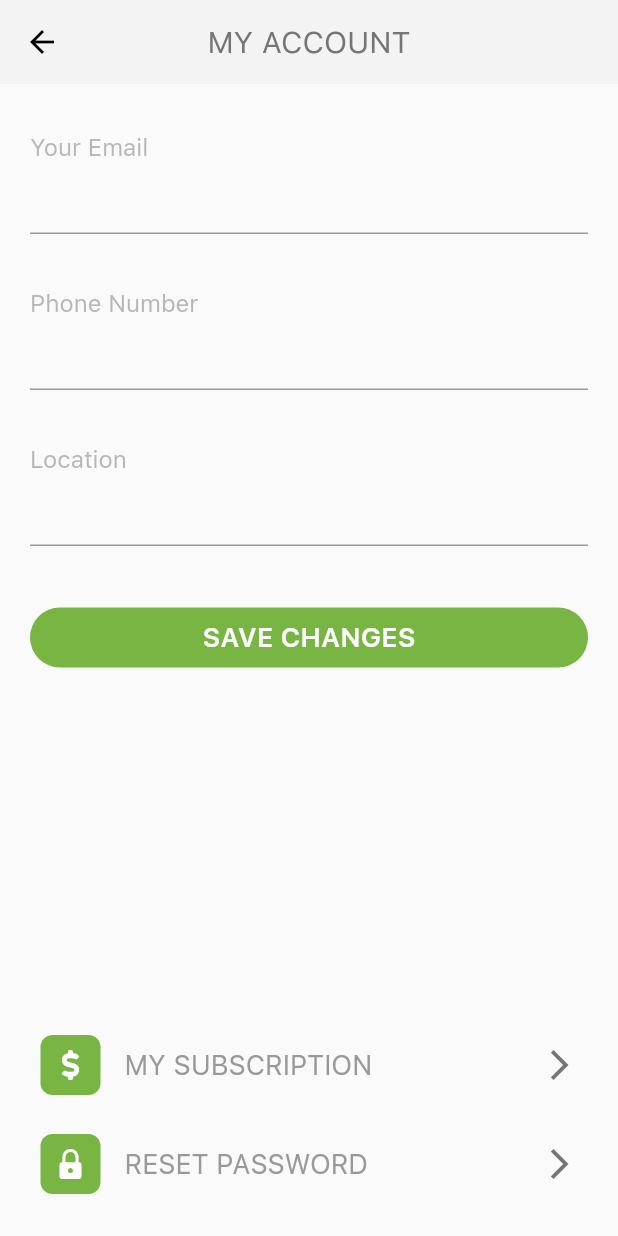
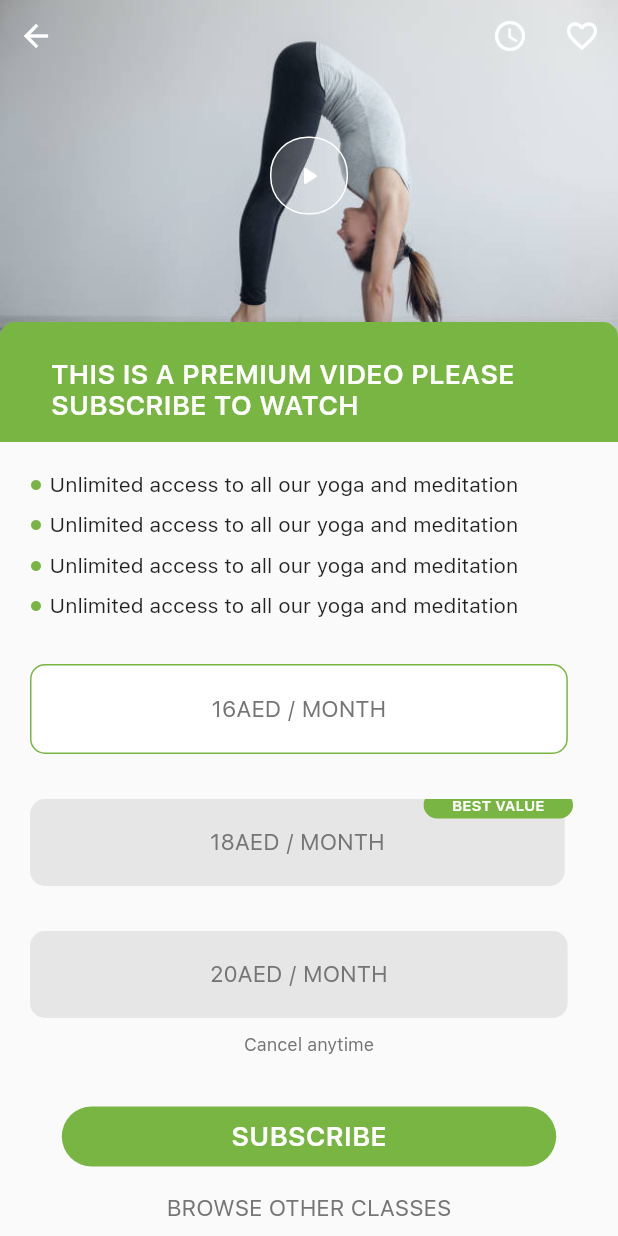
Before and after one commit to NeesargD/shala_tester, a Flutter app: the MyAccountScreen screen opened by its route, after a tap on "MY SUBSCRIPTION", on a phone screen of 412 x 824 dp. Run offline on Flutter 3.47's test engine with Material 2 defaults, Android fonts, the phone set to English and light mode, and no system bars; our stand-ins replace bloc, cached_network_image, carousel_slider, chewie, device_info_plus, dio and 12 more; missing offline and left inert: flutter_inapp_purchase; accounts and stored records are empty; network calls fail; project files that could hold a hidden picture were left out.

Commit message:
[ADD] UI screen for subscription

```diff
--- a/lib/base/utils/constants/textstyle_constants.dart
+++ b/lib/base/utils/constants/textstyle_constants.dart
@@ -143,6 +143,19 @@ class TextStyles {
     inherit: true,
     fontWeight: FontWeight.w400,
     fontSize: 20.0,
+    color: ColorRes.greyText,
+  );
+  static const TextStyle R1078 = TextStyle(
+    //10-white
+    inherit: true,
+    fontSize: 10.0,
+    color: ColorRes.primaryColor,
+  );
+  static const TextStyle L1275 = TextStyle(
+    //14-grey
+    inherit: true,
+    fontWeight: FontWeight.w400,
+    fontSize: 12.0,
     color: ColorRes.greyText,
   );
 
--- a/lib/base/utils/navigation/navigation_route_constants.dart
+++ b/lib/base/utils/navigation/navigation_route_constants.dart
@@ -17,3 +17,4 @@ const String routeSupportScreen = "routeSupportScreen";
 const String routeClassDetailsScreen = "routeClassDetailsScreen";
 const String routeProgramDetailsScreen = "routeProgramDetailsScreen";
 const String routeBreathLoader = "routeBreathLoader";
+const String routeSubscription = "routeSubscription";
--- a/lib/base/utils/navigation/navigation_utils.dart
+++ b/lib/base/utils/navigation/navigation_utils.dart
@@ -11,6 +11,7 @@ import 'package:shala_yoga/ui/dashboard/programs/program_details_screen.dart';
 import 'package:shala_yoga/ui/filter/filter_screen.dart';
 import 'package:shala_yoga/ui/setting/language/language.dart';
 import 'package:shala_yoga/ui/setting/notification/notification.dart';
+import 'package:shala_yoga/ui/setting/subscription/subscription_screen.dart';
 import 'package:shala_yoga/ui/setting/support/support_screen.dart';
 import 'package:shala_yoga/ui/widgets/breathe_loader.dart';
 import '../../../blocs/instructor_details_bloc/instructor_details_bloc.dart';
@@ -67,6 +68,10 @@ class NavigationUtils {
                   create: (context) => HomeBloc(),
                   child: HomeScreen(),
                 ));
+
+      case routeSubscription:
+        return MaterialPageRoute(
+            builder: (_) => SubscribeScreen());
       case routeInstructors:
         return MaterialPageRoute(
           builder: (_) => BlocProvider(
--- a/lib/main.dart
+++ b/lib/main.dart
@@ -4,6 +4,7 @@ import 'package:flutter/services.dart';
 import 'package:flutter_localizations/flutter_localizations.dart';
 import 'package:provider/provider.dart';
 import 'package:shala_yoga/base/utils/localization/app_language.dart';
+import 'package:shala_yoga/ui/in_app_purchase_manager.dart';
 import 'base/dependencyinjection/locator.dart';
 import 'base/utils/constants/color_constant.dart';
 import 'base/utils/localization/app_localizations.dart';
--- /dev/null
+++ b/lib/ui/in_app_purchase_manager.dart
@@ -0,0 +1,79 @@
+import 'dart:async';
+import 'dart:io';
+
+import 'package:flutter/material.dart';
+import 'package:flutter_inapp_purchase/flutter_inapp_purchase.dart';
+
+
+class InAppPurchaseManager {
+  late StreamSubscription _purchaseUpdatedSubscription;
+  late StreamSubscription _purchaseErrorSubscription;
+  late StreamSubscription _connectionSubscription;
+  static List<String> _productLists = Platform.isAndroid?  ["Android"]:["ios"];
+
+  List<IAPItem> _inAppPurchaseItems = [];
+  late int getPurchaseSubscriptionId;
+
+  //To initialize In App
+  Future<void> initSubscription() async {
+    var result = await FlutterInappPurchase.instance.initConnection;
+    print(result);
+  }
+
+  //Use for to fetch keys
+  Future<List<IAPItem>> getSubscriptionProducts() async {
+    try {
+      var subscriptionItems =
+          await FlutterInappPurchase.instance.getProducts(_productLists);
+      List<IAPItem> list3 = [];
+      subscriptionItems.forEach((e) {
+        list3.add(e);
+      });
+      return _inAppPurchaseItems = list3;
+    } catch (e) {
+      return [];
+    }
+  }
+
+  //Used for ending connection
+  Future<void> endConnection() async {
+    var result = await FlutterInappPurchase.instance.endConnection;
+    print(result);
+  }
+
+
+  // On tap of button need to pass product id
+  void requestSubscription(
+      {BuildContext? context,
+      Future<void> onPurchased(PurchasedItem purchasedItem)?,
+      String? productKey}) {
+    FlutterInappPurchase.instance.requestSubscription(productKey!);
+
+    _connectionSubscription =
+        FlutterInappPurchase.connectionUpdated.listen((connected) {
+      debugPrint('connected: $connected');
+    });
+    _purchaseUpdatedSubscription =
+        FlutterInappPurchase.purchaseUpdated.listen((productItem) {
+      debugPrint('purchase-updated: $productItem');
+      onPurchased!(productItem!);
+    });
+    _purchaseErrorSubscription =
+        FlutterInappPurchase.purchaseError.listen((purchaseError) {
+      debugPrint('purchase-error: $purchaseError');
+    });
+  }
+
+  // Fetch subscribed product
+  Future getSubscribedProducts() async {
+    var subscriptionItems =
+        await FlutterInappPurchase.instance.getSubscriptions(_productLists);
+    print(subscriptionItems);
+    List<IAPItem> list3 = [];
+
+    subscriptionItems.forEach((e) {
+      list3.add(e);
+    });
+    _inAppPurchaseItems = list3;
+  }
+}
--- a/lib/ui/setting/my_account/my_account_screen.dart
+++ b/lib/ui/setting/my_account/my_account_screen.dart
@@ -1,9 +1,13 @@
 import 'package:flutter/cupertino.dart';
 import 'package:flutter/material.dart';
+import 'package:flutter_inapp_purchase/flutter_inapp_purchase.dart';
 import 'package:shala_yoga/base/utils/constants/color_constant.dart';
 import 'package:shala_yoga/base/utils/constants/image_constant.dart';
 import 'package:shala_yoga/base/utils/constants/textstyle_constants.dart';
 import 'package:shala_yoga/base/utils/localization/app_localizations.dart';
+import 'package:shala_yoga/base/utils/navigation/navigation_route_constants.dart';
+import 'package:shala_yoga/base/utils/navigation/navigation_utils.dart';
+import 'package:shala_yoga/ui/in_app_purchase_manager.dart';
 import 'package:shala_yoga/ui/widgets/common_list_tile_widget.dart';
 import 'package:shala_yoga/ui/widgets/custom_button.dart';
 
@@ -18,28 +22,35 @@ class _MyAccountScreenState extends State<MyAccountScreen> {
   @override
   Widget build(BuildContext context) {
     return SafeArea(
-      child: Scaffold(resizeToAvoidBottomInset: false,
+      child: Scaffold(
+        resizeToAvoidBottomInset: false,
         appBar: AppBar(
           elevation: 0,
           centerTitle: true,
-          title: Text(AppLocalizations.of(context)!.translate('my_account'), style: TextStyles.L2075),
+          title: Text(AppLocalizations.of(context)!.translate('my_account'),
+              style: TextStyles.L2075),
           backgroundColor: ColorRes.appBarColor,
         ),
         bottomSheet: Padding(
-          padding: EdgeInsetsDirectional.only(start: 27,end: 27),
+          padding: EdgeInsetsDirectional.only(start: 27, end: 27),
           child: Column(
             mainAxisSize: MainAxisSize.min,
             children: [
               CommonListTileWidget(
-                  titleText: AppLocalizations.of(context)!.translate
-                    ("my_subscriptions") , imagePath:ImageRes.my_account_subscription,
-                  onTap: (){},
+                  titleText: AppLocalizations.of(context)!
+                      .translate("my_subscriptions"),
+                  imagePath: ImageRes.my_account_subscription,
+                  onTap: () {
+                    NavigationUtils.push(context, routeSubscription);
+                  },
                   itemSpace: 9),
               CommonListTileWidget(
-                titleText:AppLocalizations.of(context)!.translate
-                  ('reset_password') , imagePath: ImageRes.my_account_reset_password,
-                onTap: (){},
-                itemSpace: 9,),
+                titleText:
+                    AppLocalizations.of(context)!.translate('reset_password'),
+                imagePath: ImageRes.my_account_reset_password,
+                onTap: () {},
+                itemSpace: 9,
+              ),
               SizedBox(height: 15),
             ],
           ),
@@ -51,42 +62,46 @@ class _MyAccountScreenState extends State<MyAccountScreen> {
               child: Column(
                 crossAxisAlignment: CrossAxisAlignment.start,
                 children: [
-                  Opacity(opacity: 0.50,
-                    child: Text(AppLocalizations.of(context)!.translate("your_mail"),
+                  Opacity(
+                    opacity: 0.50,
+                    child: Text(
+                        AppLocalizations.of(context)!.translate("your_mail"),
                         style: TextStyles.R1675),
                   ),
                   TextField(
                     style: TextStyles.R1675,
                     decoration: InputDecoration(
                       focusedErrorBorder: UnderlineInputBorder(
-                          borderSide: BorderSide(color: ColorRes.red)
-                      ),
+                          borderSide: BorderSide(color: ColorRes.red)),
                       focusedBorder: UnderlineInputBorder(
                         borderSide: BorderSide(color: ColorRes.primaryColor),
                       ),
                     ),
                   ),
                   SizedBox(height: 37),
-                  Opacity( opacity: 0.50,
-                    child: Text(AppLocalizations.of(context)!.translate('phone_number'),
+                  Opacity(
+                    opacity: 0.50,
+                    child: Text(
+                        AppLocalizations.of(context)!.translate('phone_number'),
                         style: TextStyles.R1675),
                   ),
-                  TextField(keyboardType: TextInputType.phone,
+                  TextField(
+                    keyboardType: TextInputType.phone,
                     style: TextStyles.R1675,
                     decoration: InputDecoration(
                       focusedErrorBorder: UnderlineInputBorder(
-                          borderSide: BorderSide(color: ColorRes.red)
-                      ),
+                          borderSide: BorderSide(color: ColorRes.red)),
                       focusedBorder: UnderlineInputBorder(
                         borderSide: BorderSide(color: ColorRes.primaryColor),
                       ),
                     ),
                   ),
                   SizedBox(height: 37),
-                  Opacity(opacity: 0.50,
-                    child: Text(AppLocalizations.of(context)!.translate('location'),
-                        style: TextStyles.R1675)
-                  ),
+                  Opacity(
+                      opacity: 0.50,
+                      child: Text(
+                          AppLocalizations.of(context)!.translate('location'),
+                          style: TextStyles.R1675)),
                   TextField(
                     style: TextStyles.R1675,
                     decoration: InputDecoration(
@@ -96,8 +111,11 @@ class _MyAccountScreenState extends State<MyAccountScreen> {
                     ),
                   ),
                   SizedBox(height: 37),
-                  CustomButton(widthPercent: 1,onTap: (){},
-                      buttonText: AppLocalizations.of(context)!.translate('save_changes'),
+                  CustomButton(
+                      widthPercent: 1,
+                      onTap: () {},
+                      buttonText: AppLocalizations.of(context)!
+                          .translate('save_changes'),
                       backgroundColor: ColorRes.primaryColor,
                       foregroundColor: Colors.transparent,
                       borderColor: Colors.transparent,
--- a/lib/ui/setting/setting_screen.dart
+++ b/lib/ui/setting/setting_screen.dart
@@ -118,40 +118,9 @@ class _SettingScreenState extends State<SettingScreen> {
 
   // dynamic link share
   void generateDynamicLink() async {
-    // final DynamicLinkParameters parameters = DynamicLinkParameters(
-    //   uriPrefix: 'https://socialdemo.page.link',
-    //   link: Uri.parse('https://socialdemo.page.link/invitefriend=$code'),
-    //   androidParameters: AndroidParameters(
-    //     packageName: 'com.example.socialdemo',
-    //     minimumVersion: 1,
-    //   ),
-    //   iosParameters: IosParameters(
-    //     bundleId: 'com.example.socialdemo',
-    //     minimumVersion: '1.0.1',
-    //     appStoreId: '123456789',
-    //   ),
-    //   socialMetaTagParameters: SocialMetaTagParameters(
-    //     title: 'Social Login',
-    //     description: 'Social login app for learn and earn!',
-    //   ),
-    // );
-    //
-    // final Uri dynamicUrl = await parameters.buildUrl();
-    // final ShortDynamicLink shortenedLink =
-    // await DynamicLinkParameters.shortenUrl(
-    //   dynamicUrl,
-    //   DynamicLinkParametersOptions(
-    //       shortDynamicLinkPathLength: ShortDynamicLinkPathLength.unguessable),
-    // );
-    // final Uri shortUrl = shortenedLink.shortUrl;
-    //
-    // print(shortUrl);
-    // print(dynamicUrl);
-    //
-    // Share.share('Social Login $shortUrl');
     final DynamicLinkParameters parameters = DynamicLinkParameters(
       uriPrefix: 'https://shalaonline.page.link',
-      link: Uri.parse('https://shalaonline.page.link//inviteFriend=1'),
+      link: Uri.parse('https://shalaonline.page.link/inviteFriend=1'),
       androidParameters: AndroidParameters(
         packageName: 'com.app.shalaonline',
         minimumVersion: 1,
--- /dev/null
+++ b/lib/ui/setting/subscription/subscription_screen.dart
@@ -0,0 +1,262 @@
+import 'package:flutter/cupertino.dart';
+import 'package:flutter/material.dart';
+import 'package:flutter_inapp_purchase/flutter_inapp_purchase.dart';
+import 'package:shala_yoga/base/utils/constants/color_constant.dart';
+import 'package:shala_yoga/base/utils/constants/textstyle_constants.dart';
+import 'package:shala_yoga/ui/widgets/custom_button.dart';
+
+import '../../in_app_purchase_manager.dart';
+
+class InApp {
+  String? title;
+  bool? selected;
+  bool? isOffer;
+
+  InApp({this.isOffer = false, this.selected = false, this.title});
+}
+
+class SubscribeScreen extends StatefulWidget {
+  const SubscribeScreen({Key? key}) : super(key: key);
+
+  @override
+  _SubscribeScreenState createState() => _SubscribeScreenState();
+}
+
+class _SubscribeScreenState extends State<SubscribeScreen> {
+  bool selected = false;
+  List<IAPItem>? subList;
+  List<InApp>? sList = [];
+
+  @override
+  void initState() {
+    super.initState();
+    dummyData();
+    Future.delayed(Duration.zero, () {
+      initMethod();
+    });
+  }
+
+  void dummyData() {
+    sList!.add(InApp(title: "16AED / MONTH", selected: true));
+    sList!.add(InApp(title: "18AED / MONTH", isOffer: true));
+    sList!.add(InApp(title: "20AED / MONTH"));
+  }
+
+  void initMethod() async {
+    await InAppPurchaseManager().initSubscription();
+    subList = await InAppPurchaseManager().getSubscriptionProducts();
+  }
+
+  @override
+  void dispose() {
+    InAppPurchaseManager().endConnection();
+    super.dispose();
+  }
+
+  @override
+  Widget build(BuildContext context) {
+    return SafeArea(
+        child: Scaffold(
+            body: SingleChildScrollView(
+                child: Container(
+                    child: Column(children: [
+      Stack(
+        clipBehavior: Clip.none,
+        children: [
+          Image.asset('assets/shala_tumbnail.jpg', fit: BoxFit.fill),
+          Container(
+            child: Column(
+              children: [
+                Row(
+                  children: [
+                    IconButton(
+                        onPressed: () {},
+                        icon: Icon(
+                          Icons.arrow_back,
+                          color: ColorRes.white,
+                        )),
+                    Spacer(),
+                    IconButton(
+                        onPressed: () {},
+                        icon: Icon(
+                          Icons.access_time,
+                          color: ColorRes.white,
+                        )),
+                    IconButton(
+                        onPressed: () {},
+                        icon: Icon(
+                          Icons.favorite_border,
+                          color: ColorRes.white,
+                        )),
+                  ],
+                ),
+                Row(
+                  mainAxisAlignment: MainAxisAlignment.center,
+                  children: [
+                    Center(
+                      child: Container(
+                        margin: EdgeInsetsDirectional.only(top: 43),
+                        padding: EdgeInsetsDirectional.all(15),
+                        decoration: BoxDecoration(
+                          color: ColorRes.white.withOpacity(0.20),
+                          border: Border.all(color: ColorRes.white),
+                          borderRadius: BorderRadius.circular(25),
+                        ),
+                        child: Center(
+                          child: Icon(
+                            Icons.play_arrow_rounded,
+                            color: ColorRes.white,
+                            size: 20,
+                          ),
+                        ),
+                      ),
+                    ),
+                  ],
+                ),
+              ],
+            ),
+            height: MediaQuery.of(context).size.height * 0.3,
+            width: MediaQuery.of(context).size.width,
+          ),
+          PositionedDirectional(
+            bottom: -20,
+            child: Container(
+              padding: const EdgeInsetsDirectional.only(
+                  start: 34, end: 34, top: 24, bottom: 14),
+              child: Text("THIS IS A PREMIUM VIDEO PLEASE SUBSCRIBE TO WATCH",
+                  style: TextStyles.SB18FF),
+              // height: MediaQuery.of(context).size.height * 0.1,
+              width: MediaQuery.of(context).size.width,
+              decoration: ShapeDecoration(
+                shape: RoundedRectangleBorder(
+                  borderRadius: BorderRadius.only(
+                    topLeft: Radius.circular(10),
+                    topRight: Radius.circular(10),
+                  ),
+                ),
+                color: ColorRes.primaryColor,
+              ),
+            ),
+          ),
+        ],
+      ),
+      SizedBox(height: 40),
+      Padding(
+        padding: const EdgeInsetsDirectional.only(start: 20, end: 20),
+        child: Column(
+          crossAxisAlignment: CrossAxisAlignment.center,
+          children: [
+            ListView.separated(
+              padding: EdgeInsets.zero,
+              shrinkWrap: true,
+            physics: NeverScrollableScrollPhysics(),
+            separatorBuilder: (c,i){
+              return SizedBox(height: 10,);
+            }, itemCount: 4,
+                itemBuilder: (c,i){
+              return Row(
+                mainAxisAlignment: MainAxisAlignment.start,
+                children: [
+                  Icon(Icons.circle, size: 8, color: ColorRes.primaryColor),
+                  SizedBox(width: 5),
+                  Text("Unlimited access to all our yoga and meditation")
+                ],
+              );
+                }),
+            SizedBox(height: 30),
+            ListView.separated(
+                shrinkWrap: true,
+                physics: NeverScrollableScrollPhysics(),
+                padding: EdgeInsets.zero,
+                itemBuilder: (c, i) {
+                  return GestureDetector(
+                    onTap: () {
+                      for (var j = 0; j < sList!.length; j++) {
+                        if (i != j) {
+                          sList![j].selected = false;
+                        } else {
+                          sList![i].selected = true;
+                        }
+                      }
+                      setState(() {});
+                    },
+                    child: Stack(
+                      children: [
+                        Container(
+                          padding: const EdgeInsetsDirectional.only(
+                              start: 120, end: 120, top: 20, bottom: 20),
+                          decoration: BoxDecoration(
+                            color: sList![i].selected!
+                                ? ColorRes.white
+                                : ColorRes.greyText.withOpacity(0.15),
+                            border: sList![i].selected!
+                                ? Border.all(color: ColorRes.primaryColor)
+                                : null,
+                            borderRadius: BorderRadius.all(Radius.circular(10)),
+                          ),
+                          child: Text(sList![i].title!,
+                              style: selected
+                                  ? TextStyles.R1578
+                                  : TextStyles.R1575),
+                        ),
+                        sList![i].isOffer!
+                            ? PositionedDirectional(
+                                end: 10,
+                                top: -5,
+                                child: Container(
+                                  padding: const EdgeInsetsDirectional.only(
+                                      start: 19, end: 19, top: 3, bottom: 3),
+                                  decoration: BoxDecoration(
+                                    color: ColorRes.primaryColor,
+                                    borderRadius: BorderRadius.circular(11),
+                                  ),
+                                  child: Text(
+                                    "BEST VALUE",
+                                    style: TextStyles.SB10FF,
+                                  ),
+                                ))
+                            : Container(),
+                      ],
+                    ),
+                  );
+                },
+                separatorBuilder: (c, i) => SizedBox(
+                      height: 30,
+                    ),
+                itemCount: sList!.length),
+            SizedBox(height: 11),
+            Text(
+              "Cancel anytime",
+              style: TextStyles.L1275,
+            ),
+            SizedBox(height: 30),
+            CustomButton(
+                onTap: () {
+                  InAppPurchaseManager().requestSubscription(
+                      context: context,
+                      productKey: "",
+                      onPurchased: (purchasedItem) async {
+                        print(purchasedItem);
+
+                        // Trans received of purchased product
+                      });
+                },
+                buttonText: "SUBSCRIBE",
+                backgroundColor: ColorRes.primaryColor,
+                foregroundColor: ColorRes.primaryColor,
+                borderColor: Colors.transparent,
+                textStyle: TextStyles.SB18FF),
+            CustomButton(
+                onTap: () {},
+                buttonText: "BROWSE OTHER CLASSES",
+                backgroundColor: Colors.transparent,
+                foregroundColor: Colors.transparent,
+                borderColor: Colors.transparent,
+                textStyle: TextStyles.R1575),
+            SizedBox(height: 34)
+          ],
+        ),
+      ),
+    ])))));
+  }
+}
--- a/lib/ui/widgets/bottom_sheet.dart
+++ b/lib/ui/widgets/bottom_sheet.dart
@@ -17,18 +17,29 @@ class BottomSheetWidget extends StatelessWidget {
       padding: EdgeInsetsDirectional.fromSTEB(27, 42, 27, 0),
       child: Column(
         children: [
-          CommonListTileWidget(titleText:AppLocalizations.of(context)!.translate('subscription'),
-              imagePath: ImageRes.bottom_sheet_subscription, onTap: (){}),
-          CommonListTileWidget(titleText: AppLocalizations.of(context)!.translate('about_us'),
-              imagePath: ImageRes.bottom_sheet_about_us, onTap: (){
+          CommonListTileWidget(
+              titleText:
+                  AppLocalizations.of(context)!.translate('subscription'),
+              imagePath: ImageRes.bottom_sheet_subscription,
+              onTap: () {
+                NavigationUtils.push(context, routeSubscription);
+              }),
+          CommonListTileWidget(
+              titleText: AppLocalizations.of(context)!.translate('about_us'),
+              imagePath: ImageRes.bottom_sheet_about_us,
+              onTap: () {
                 launchURL('https://www.shalaonline.com/app/en/about-us');
               }),
-          CommonListTileWidget(titleText: AppLocalizations.of(context)!.translate("settings"),
-              imagePath: ImageRes.bottom_sheet_setting, onTap: (){
+          CommonListTileWidget(
+              titleText: AppLocalizations.of(context)!.translate("settings"),
+              imagePath: ImageRes.bottom_sheet_setting,
+              onTap: () {
                 NavigationUtils.push(context, routeSetting);
               }),
-          CommonListTileWidget(titleText: AppLocalizations.of(context)!.translate("log_out"),
-              imagePath: ImageRes.bottom_sheet_setting, onTap: (){}),
+          CommonListTileWidget(
+              titleText: AppLocalizations.of(context)!.translate("log_out"),
+              imagePath: ImageRes.bottom_sheet_setting,
+              onTap: () {}),
         ],
       ),
     );
--- a/pubspec.yaml
+++ b/pubspec.yaml
@@ -68,6 +68,7 @@ dependencies:
   firebase_analytics: ^8.3.2
   url_launcher: ^6.0.10
   device_info_plus: ^2.1.0
+  flutter_inapp_purchase: ^5.0.2
   #video-player
   chewie: ^1.2.2
   #localization en-ar
```
Also changed, not shown: pubspec.lock, 1 other file.
